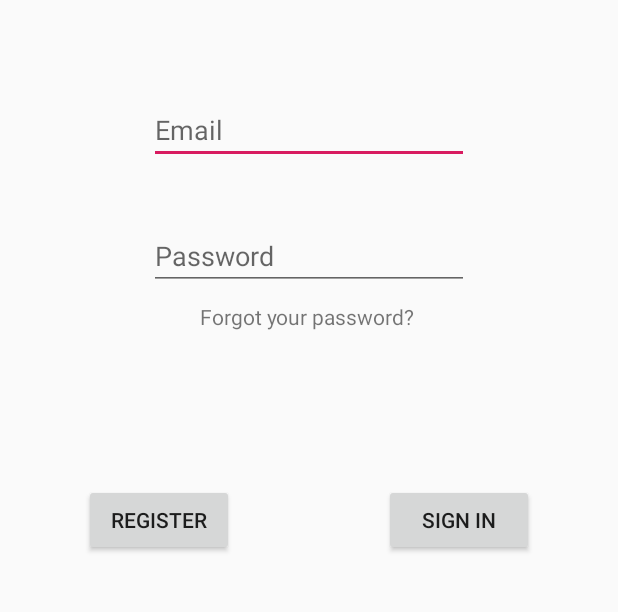
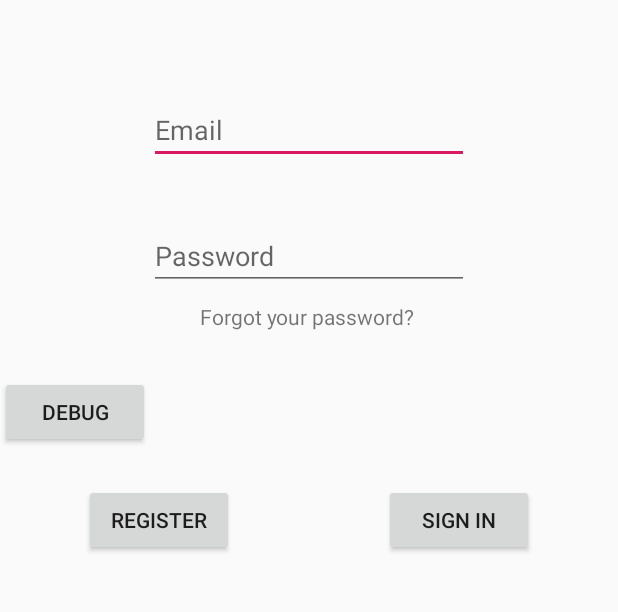
Before and after one commit to JeremyJan/Megaphone, an Android app: the screen it shows after launch (LoginActivity), on a phone screen of 412 x 824 dp, the part 527-1139 px from its top. Run offline under Robolectric (Android 15) with nearby library versions, the phone set to English and light mode, and no system bars.

Commit message:
added debug button and google services json

```diff
--- a/app/src/main/java/edu/uw/tacoma/tcss450/blm24/megaphone/LoginActivity.java
+++ b/app/src/main/java/edu/uw/tacoma/tcss450/blm24/megaphone/LoginActivity.java
@@ -97,6 +97,17 @@ public class LoginActivity extends AppCompatActivity {
             }
         });
 
+        Button debugButton = findViewById(R.id.debug_button);
+
+        debugButton.setOnClickListener(new View.OnClickListener() {
+            @Override
+            public void onClick(View v) {
+                Intent intent = new Intent(LoginActivity.this, GroupActivity.class);
+                LoginActivity.this.startActivity(intent);
+                finish();
+            }
+        });
+
 
 
 
--- a/app/src/main/res/layout/activity_login.xml
+++ b/app/src/main/res/layout/activity_login.xml
@@ -112,4 +112,17 @@
         app:layout_constraintBaseline_toBaselineOf="@+id/SignIn"
         app:layout_constraintStart_toStartOf="parent" />
 
+    <Button
+        android:layout_width="100dp"
+        android:layout_height="wrap_content"
+        android:layout_marginTop="8dp"
+        android:layout_marginBottom="8dp"
+        app:layout_constraintBottom_toBottomOf="parent"
+        app:layout_constraintTop_toTopOf="@+id/ForgotPasswordHyperlink"
+        app:layout_constraintVertical_bias="0.201"
+        tools:layout_editor_absoluteX="155dp"
+        android:id="@+id/debug_button"
+        android:text="debug"/>
+
+
 </android.support.constraint.ConstraintLayout>
```
Also changed, not shown: 1 other file.
